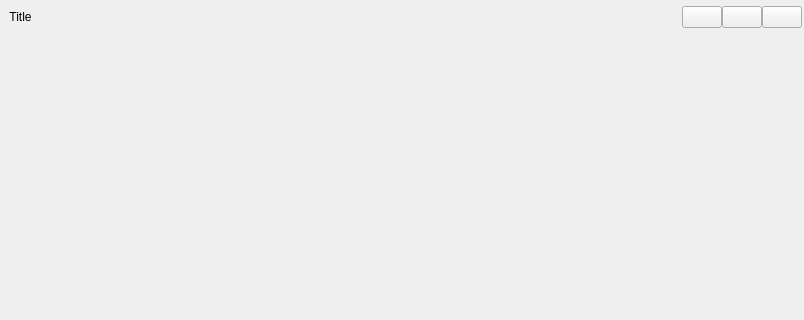
Qt form GrayCatQt/main/WinWidget.ui (graycatya/CatLearnQt) before a commit; both pictures show x 0 to 804 and y 0 to 320 of the 804 by 538 pixel window.
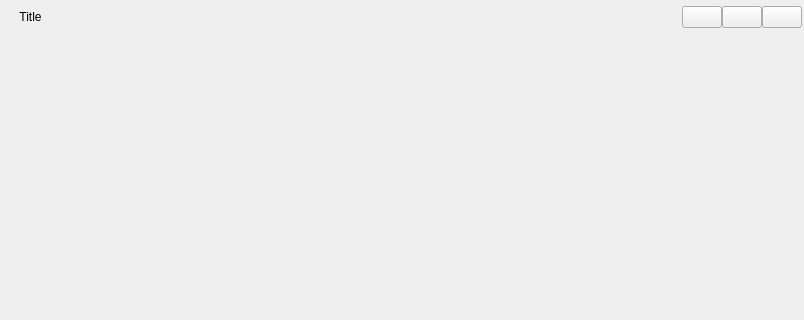
The same form after that commit.

The edit to the form file:
```diff
--- a/GrayCatQt/main/WinWidget.ui
+++ b/GrayCatQt/main/WinWidget.ui
@@ -63,10 +63,10 @@
         </property>
         <layout class="QHBoxLayout" name="TopLayout">
          <property name="spacing">
-          <number>0</number>
+          <number>5</number>
          </property>
          <property name="leftMargin">
-          <number>0</number>
+          <number>5</number>
          </property>
          <property name="topMargin">
           <number>0</number>
```
